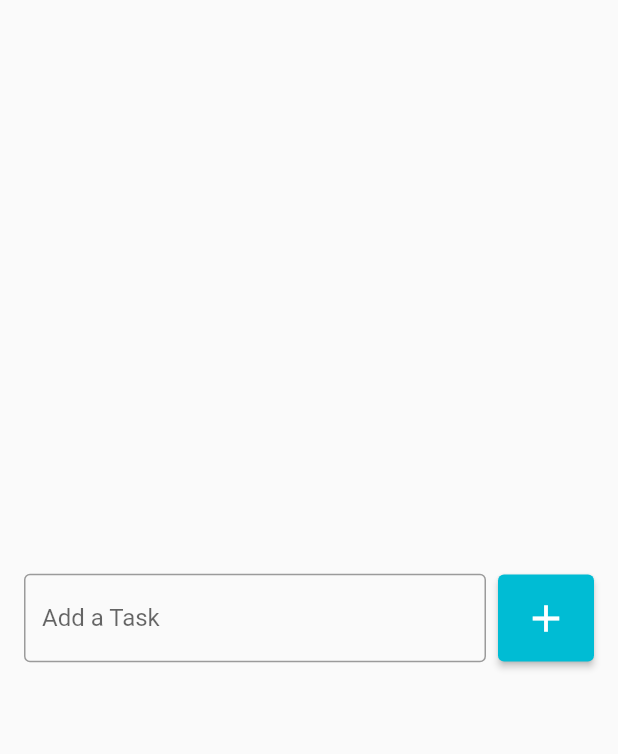
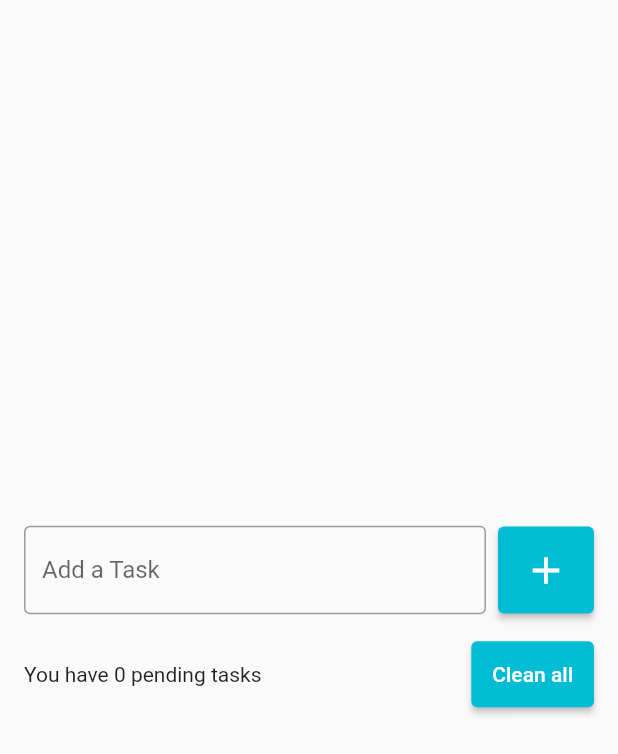
Before and after one commit to NeveScript/Todo-List-Flutter-App, a Flutter app: the screen it shows after launch, on a phone screen of 412 x 824 dp. Shown: the top 754 px of the screen. Run offline on Flutter 3.47's test engine with Material 2 defaults, Android fonts, the phone set to English and light mode, and no system bars.

Commit message:
Add 'pending' row

```diff
--- a/lib/pages/todo_list_page.dart
+++ b/lib/pages/todo_list_page.dart
@@ -9,7 +9,10 @@ class TodoListPage extends StatelessWidget {
       body: Center(
         child: Padding(
           padding: const EdgeInsets.symmetric(horizontal: 16.0),
-          child: Row(
+          child: Column(
+            mainAxisSize: MainAxisSize.min,
+            children: [
+              Row(
                 children: [
                   const Expanded(
                     child: TextField(
@@ -20,12 +23,12 @@ class TodoListPage extends StatelessWidget {
                       ),
                     ),
                   ),
-              const SizedBox(width: 8),
+                  const SizedBox(width: 8.0,),
                   ElevatedButton(
                     onPressed: () {},
                     style: ElevatedButton.styleFrom(
                       backgroundColor: Colors.cyan,
-                  padding: const EdgeInsets.all(14),
+                      padding: const EdgeInsets.all(14.0),
                     ),
                     child: const Icon(
                       Icons.add,
@@ -34,6 +37,28 @@ class TodoListPage extends StatelessWidget {
                   ),
                 ],
               ),
+              const SizedBox(
+                height: 16.0,
+              ),
+              Row(
+                children: [
+                  Expanded(
+                    child: const Text(
+                      "You have 0 pending tasks",
+                    ),
+                  ),
+                  ElevatedButton(
+                    onPressed: () {},
+                    style: ElevatedButton.styleFrom(
+                      backgroundColor: Colors.cyan,
+                      padding: const EdgeInsets.all(14.0),
+                    ),
+                    child: const Text("Clean all"),
+                  ),
+                ],
+              ),
+            ],
+          ),
         ),
       ),
     );
```
Lines whose indentation alone changed are shown as unchanged.
